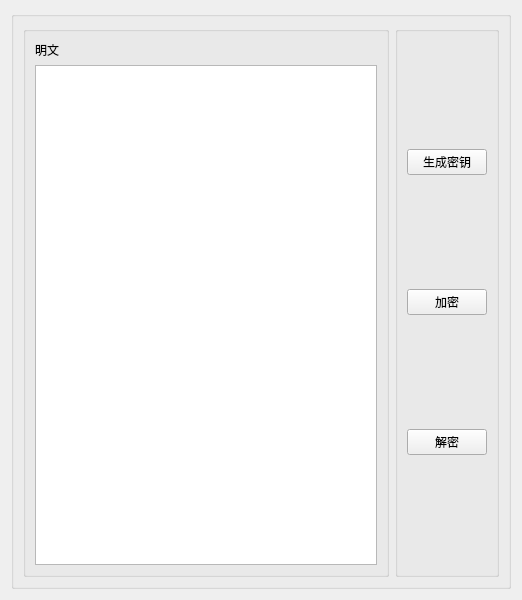
Qt form windows.ui (dccmmtop/cipher) before a commit.
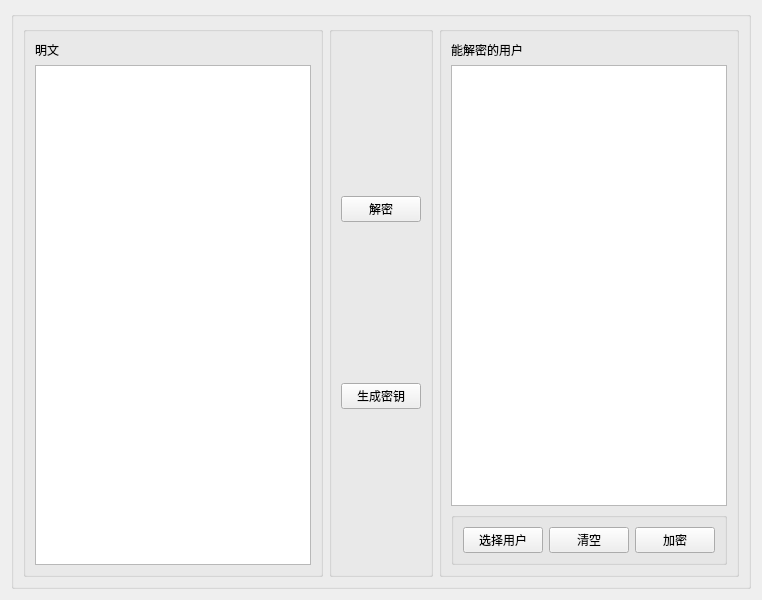
The same form after that commit.

Commit message: 修改布局，界面支持多选公钥

What changed in the file:
```diff
--- a/windows.ui
+++ b/windows.ui
@@ -2,24 +2,27 @@
 <ui version="4.0">
  <class>Form</class>
  <widget class="QWidget" name="Form">
+  <property name="enabled">
+   <bool>true</bool>
+  </property>
   <property name="windowTitle">
    <string>Form</string>
   </property>
-  <layout class="QVBoxLayout" name="verticalLayout_4">
+  <layout class="QHBoxLayout" name="horizontalLayout">
    <item>
-    <widget class="QGroupBox" name="groupBox">
-     <property name="minimumSize">
-      <size>
-       <width>500</width>
-       <height>500</height>
-      </size>
-     </property>
+    <widget class="QGroupBox" name="groupBox_5">
      <property name="title">
       <string/>
      </property>
-     <layout class="QHBoxLayout" name="horizontalLayout_2">
+     <layout class="QHBoxLayout" name="horizontalLayout_3">
       <item>
-       <widget class="QGroupBox" name="groupBox_4">
+       <widget class="QGroupBox" name="groupBox">
+        <property name="minimumSize">
+         <size>
+          <width>300</width>
+          <height>0</height>
+         </size>
+        </property>
         <property name="title">
          <string/>
         </property>
@@ -42,6 +45,9 @@
              <height>500</height>
             </size>
            </property>
+           <property name="readOnly">
+            <bool>false</bool>
+           </property>
           </widget>
          </item>
         </layout>
@@ -53,20 +59,6 @@
          <string/>
         </property>
         <layout class="QVBoxLayout" name="verticalLayout">
-         <item>
-          <widget class="QPushButton" name="gen">
-           <property name="text">
-            <string>生成密钥</string>
-           </property>
-          </widget>
-         </item>
-         <item>
-          <widget class="QPushButton" name="encrypt">
-           <property name="text">
-            <string>加密</string>
-           </property>
-          </widget>
-         </item>
          <item>
           <widget class="QPushButton" name="decrypt">
            <property name="text">
@@ -74,6 +66,93 @@
            </property>
           </widget>
          </item>
+         <item>
+          <widget class="QPushButton" name="gen">
+           <property name="text">
+            <string>生成密钥</string>
+           </property>
+          </widget>
+         </item>
+        </layout>
+       </widget>
+      </item>
+      <item>
+       <widget class="QGroupBox" name="groupBox_3">
+        <property name="minimumSize">
+         <size>
+          <width>300</width>
+          <height>0</height>
+         </size>
+        </property>
+        <property name="maximumSize">
+         <size>
+          <width>300</width>
+          <height>16777215</height>
+         </size>
+        </property>
+        <property name="title">
+         <string/>
+        </property>
+        <layout class="QVBoxLayout" name="verticalLayout_3">
+         <item>
+          <widget class="QLabel" name="label">
+           <property name="text">
+            <string>能解密的用户</string>
+           </property>
+          </widget>
+         </item>
+         <item>
+          <widget class="QTextEdit" name="publicKeyList">
+           <property name="enabled">
+            <bool>true</bool>
+           </property>
+           <property name="minimumSize">
+            <size>
+             <width>0</width>
+             <height>400</height>
+            </size>
+           </property>
+           <property name="readOnly">
+            <bool>true</bool>
+           </property>
+          </widget>
+         </item>
+         <item>
+          <widget class="QGroupBox" name="groupBox_4">
+           <property name="minimumSize">
+            <size>
+             <width>60</width>
+             <height>0</height>
+            </size>
+           </property>
+           <property name="title">
+            <string/>
+           </property>
+           <layout class="QHBoxLayout" name="horizontalLayout_2">
+            <item>
+             <widget class="QPushButton" name="selectPubKey">
+              <property name="text">
+               <string>选择用户</string>
+              </property>
+             </widget>
+            </item>
+            <item>
+             <widget class="QPushButton" name="clearPubKey">
+              <property name="text">
+               <string>清空</string>
+              </property>
+             </widget>
+            </item>
+            <item>
+             <widget class="QPushButton" name="encrypt">
+              <property name="text">
+               <string>加密</string>
+              </property>
+             </widget>
+            </item>
+           </layout>
+          </widget>
+         </item>
         </layout>
        </widget>
       </item>
```
Left out of the diff: 51 changed lines with no effect on the pictures. The commit also changes 6 other files.
